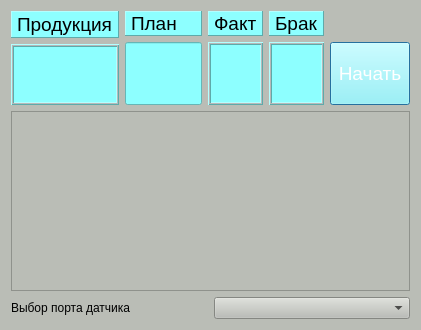
Old version of the form dialog.ui in the repository avovana/zebra_scanner_labeling.
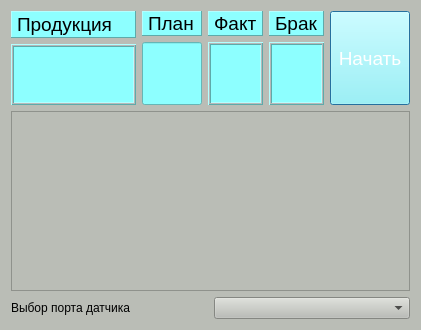
New version of the form.

The edit to the form file:
```diff
--- a/dialog.ui
+++ b/dialog.ui
@@ -218,11 +218,17 @@
      <item row="1" column="0">
       <widget class="QLineEdit" name="lineEdit">
        <property name="sizePolicy">
-        <sizepolicy hsizetype="Preferred" vsizetype="Preferred">
+        <sizepolicy hsizetype="Maximum" vsizetype="Preferred">
          <horstretch>0</horstretch>
          <verstretch>0</verstretch>
         </sizepolicy>
        </property>
+       <property name="maximumSize">
+        <size>
+         <width>60</width>
+         <height>16777215</height>
+        </size>
+       </property>
        <property name="font">
         <font>
          <pointsize>36</pointsize>
@@ -234,30 +240,6 @@
        </property>
       </widget>
      </item>
-     <item row="1" column="4">
-      <widget class="QPushButton" name="pushButton">
-       <property name="sizePolicy">
-        <sizepolicy hsizetype="Preferred" vsizetype="Preferred">
-         <horstretch>0</horstretch>
-         <verstretch>0</verstretch>
-        </sizepolicy>
-       </property>
-       <property name="font">
-        <font>
-         <pointsize>14</pointsize>
-         <weight>50</weight>
-         <bold>false</bold>
-        </font>
-       </property>
-       <property name="styleSheet">
-        <string notr="true">color: rgb(255, 255, 255);
-background-color: rgb(141, 255, 255);</string>
-       </property>
-       <property name="text">
-        <string>Начать</string>
-       </property>
-      </widget>
-     </item>
      <item row="0" column="2">
       <widget class="QLabel" name="label_3">
        <property name="font">
@@ -282,6 +264,30 @@
        </property>
       </widget>
      </item>
+     <item row="0" column="4" rowspan="2">
+      <widget class="QPushButton" name="pushButton">
+       <property name="sizePolicy">
+        <sizepolicy hsizetype="Preferred" vsizetype="Preferred">
+         <horstretch>0</horstretch>
+         <verstretch>0</verstretch>
+        </sizepolicy>
+       </property>
+       <property name="font">
+        <font>
+         <pointsize>14</pointsize>
+         <weight>50</weight>
+         <bold>false</bold>
+        </font>
+       </property>
+       <property name="styleSheet">
+        <string notr="true">color: rgb(255, 255, 255);
+background-color: rgb(141, 255, 255);</string>
+       </property>
+       <property name="text">
+        <string>Начать</string>
+       </property>
+      </widget>
+     </item>
     </layout>
    </item>
   </layout>
```
Left out of the diff: 24 changed lines with no effect on the pictures.
